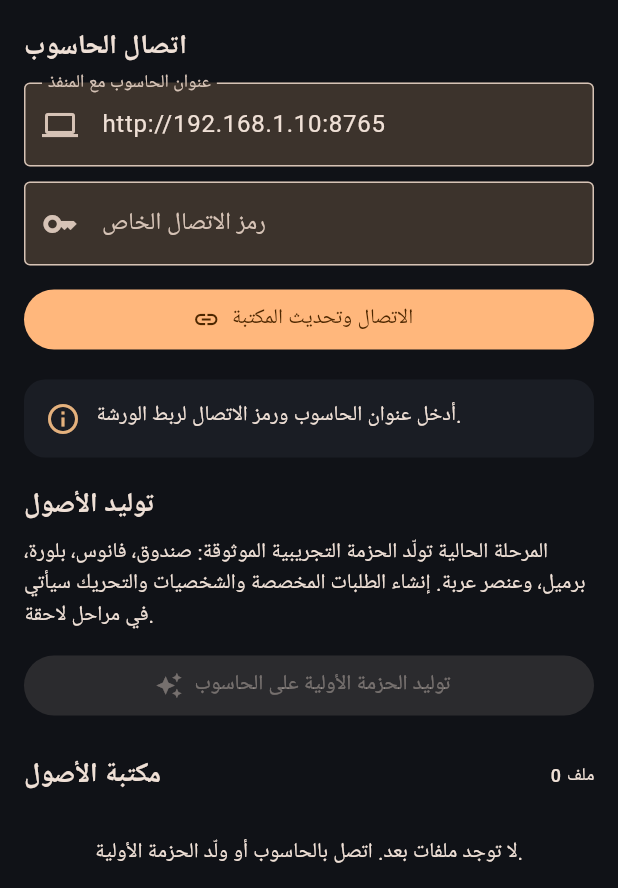
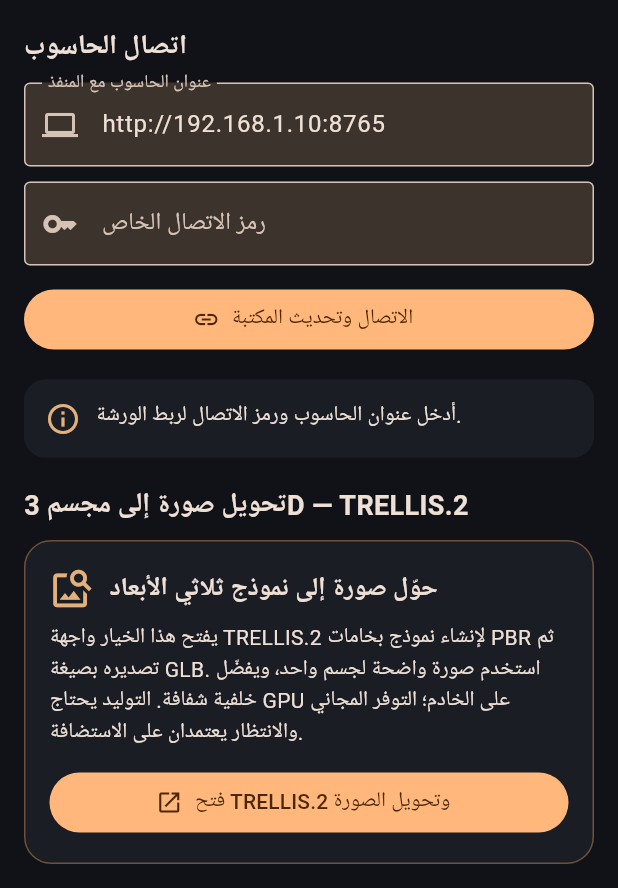
Before and after one commit to bdssmdkacem-dot/Blendit, a Flutter app: the screen it shows after launch, on a phone screen of 412 x 824 dp, the part 348-1236 px from its top. Run offline on Flutter 3.47's test engine with Material 3 defaults, Android fonts, the phone set to English and light mode, and no system bars; our stand-ins replace share_plus.

Commit message:
Add TRELLIS.2 image-to-3D entry point

```diff
--- a/android_app/lib/main.dart
+++ b/android_app/lib/main.dart
@@ -6,6 +6,7 @@
 import 'package:http/http.dart' as http;
 import 'package:path_provider/path_provider.dart';
 import 'package:share_plus/share_plus.dart';
+import 'package:url_launcher/url_launcher.dart';
 
 void main() => runApp(const BlenditApp());
 
@@ -209,6 +210,18 @@
     }
   }
 
+  Future<void> _openTrellis() async {
+    final uri = Uri.parse('https://huggingface.co/spaces/microsoft/TRELLIS.2');
+    try {
+      final opened = await launchUrl(uri, mode: LaunchMode.externalApplication);
+      if (!opened && mounted) {
+        setState(() => _status = 'تعذّر فتح TRELLIS.2. تحقق من اتصال الإنترنت ثم أعد المحاولة.');
+      }
+    } catch (error) {
+      if (mounted) setState(() => _status = 'تعذّر فتح TRELLIS.2: $error');
+    }
+  }
+
   Future<void> _download(AssetFile asset) async {
     setState(() => _status = 'جارٍ تجهيز ${asset.name} للمشاركة...');
     try {
@@ -326,6 +339,49 @@
               ),
             ),
             const SizedBox(height: 18),
+            _sectionTitle('تحويل صورة إلى مجسم 3D — TRELLIS.2'),
+            const SizedBox(height: 10),
+            Container(
+              padding: const EdgeInsets.all(16),
+              decoration: BoxDecoration(
+                color: const Color(0xFF1A1D24),
+                borderRadius: BorderRadius.circular(18),
+                border: Border.all(color: const Color(0xFF6E503B)),
+              ),
+              child: Column(
+                crossAxisAlignment: CrossAxisAlignment.start,
+                children: [
+                  const Row(
+                    children: [
+                      Icon(Icons.image_search, color: Color(0xFFE4B17D), size: 30),
+                      SizedBox(width: 10),
+                      Expanded(
+                        child: Text(
+                          'حوّل صورة إلى نموذج ثلاثي الأبعاد',
+                          style: TextStyle(fontSize: 17, fontWeight: FontWeight.bold),
+                        ),
+                      ),
+                    ],
+                  ),
+                  const SizedBox(height: 8),
+                  const Text(
+                    'يفتح هذا الخيار واجهة TRELLIS.2 لإنشاء نموذج بخامات PBR ثم تصديره بصيغة GLB. '
+                    'استخدم صورة واضحة لجسم واحد، ويفضّل خلفية شفافة. التوليد يحتاج GPU على الخادم؛ '
+                    'التوفر المجاني والانتظار يعتمدان على الاستضافة.',
+                  ),
+                  const SizedBox(height: 12),
+                  SizedBox(
+                    width: double.infinity,
+                    child: FilledButton.icon(
+                      onPressed: _openTrellis,
+                      icon: const Icon(Icons.open_in_new),
+                      label: const Text('فتح TRELLIS.2 وتحويل الصورة'),
+                    ),
+                  ),
+                ],
+              ),
+            ),
+            const SizedBox(height: 22),
             _sectionTitle('توليد الأصول'),
             const SizedBox(height: 8),
             const Text('المرحلة الحالية تولّد الحزمة التجريبية الموثوقة: صندوق، فانوس، بلورة، برميل، وعنصر عربة. إنشاء الطلبات المخصصة والشخصيات والتحريك سيأتي في مراحل لاحقة.'),
```
